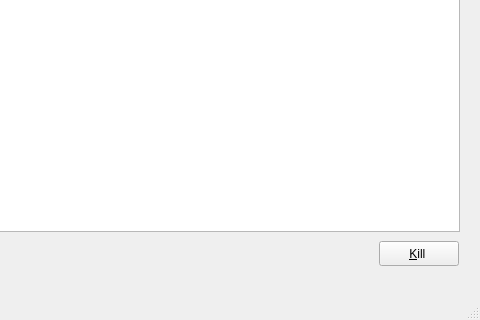
Old version of the form process-monitor/ui/process-monitor/mainwindow.ui in the repository platoneko/os-course-design; both pictures show x 391 to 871 and y 289 to 609 of the 871 by 609 pixel window.
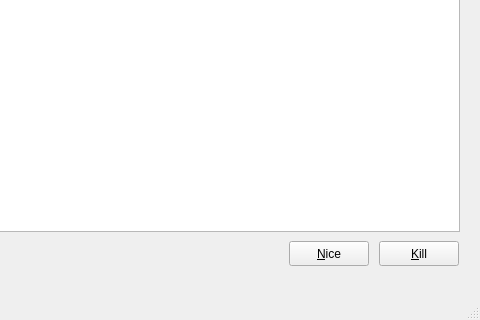
New version of the form.

```diff
--- a/process-monitor/ui/process-monitor/mainwindow.ui
+++ b/process-monitor/ui/process-monitor/mainwindow.ui
@@ -214,7 +214,25 @@
      </font>
     </property>
     <property name="text">
-     <string>&amp;Kill </string>
+     <string>&amp;Kill</string>
+    </property>
+   </widget>
+   <widget class="QPushButton" name="niceButton">
+    <property name="geometry">
+     <rect>
+      <x>680</x>
+      <y>530</y>
+      <width>80</width>
+      <height>25</height>
+     </rect>
+    </property>
+    <property name="font">
+     <font>
+      <underline>false</underline>
+     </font>
+    </property>
+    <property name="text">
+     <string>&amp;Nice</string>
     </property>
    </widget>
   </widget>
```
